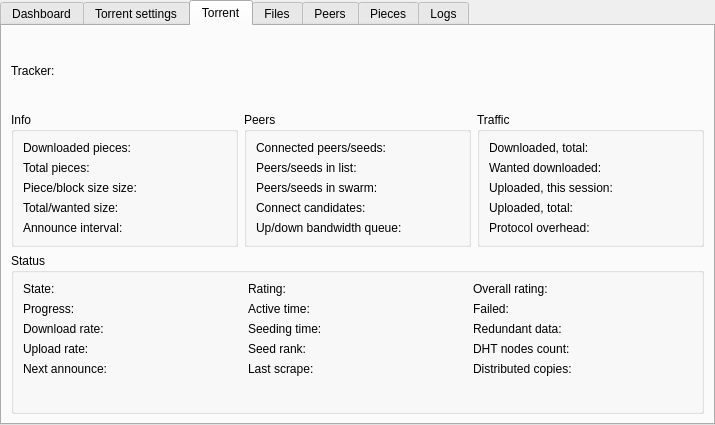
This is src/plugins/torrent/tabwidget.ui in 0xd34df00d/leechcraft as Qt 5 draws it before an edit. The edited form follows.
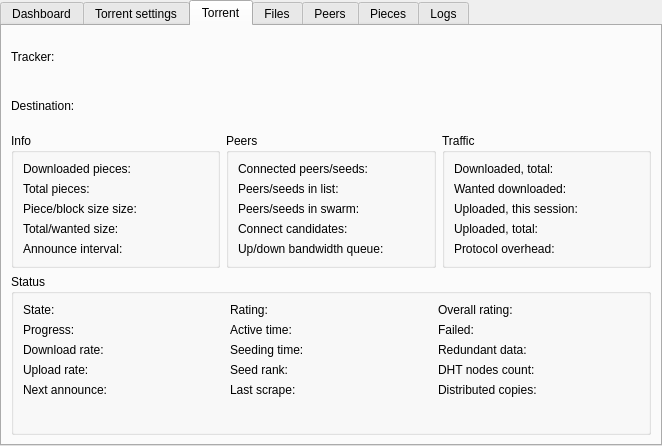
This is the edited form. The open tabs and pages were chosen to show the change. Custom widgets are drawn as their Qt base class.

```diff
--- a/src/plugins/torrent/tabwidget.ui
+++ b/src/plugins/torrent/tabwidget.ui
@@ -6,8 +6,8 @@
    <rect>
     <x>0</x>
     <y>0</y>
-    <width>715</width>
-    <height>425</height>
+    <width>662</width>
+    <height>446</height>
    </rect>
   </property>
   <property name="windowTitle" >
@@ -694,8 +694,8 @@
     <rect>
      <x>0</x>
      <y>0</y>
-     <width>711</width>
-     <height>398</height>
+     <width>658</width>
+     <height>419</height>
     </rect>
    </property>
    <attribute name="title" >
@@ -718,6 +718,50 @@
         </property>
        </widget>
       </item>
+      <item>
+       <spacer name="horizontalSpacer_2" >
+        <property name="orientation" >
+         <enum>Qt::Horizontal</enum>
+        </property>
+        <property name="sizeHint" stdset="0" >
+         <size>
+          <width>40</width>
+          <height>20</height>
+         </size>
+        </property>
+       </spacer>
+      </item>
+     </layout>
+    </item>
+    <item>
+     <layout class="QHBoxLayout" name="horizontalLayout_8" >
+      <item>
+       <widget class="QLabel" name="label_37" >
+        <property name="text" >
+         <string>Destination:</string>
+        </property>
+       </widget>
+      </item>
+      <item>
+       <widget class="QLabel" name="LabelDestination_" >
+        <property name="text" >
+         <string/>
+        </property>
+       </widget>
+      </item>
+      <item>
+       <spacer name="horizontalSpacer" >
+        <property name="orientation" >
+         <enum>Qt::Horizontal</enum>
+        </property>
+        <property name="sizeHint" stdset="0" >
+         <size>
+          <width>40</width>
+          <height>20</height>
+         </size>
+        </property>
+       </spacer>
+      </item>
      </layout>
     </item>
     <item>
```
Left out of the diff: 24 changed lines with no effect on the pictures.
